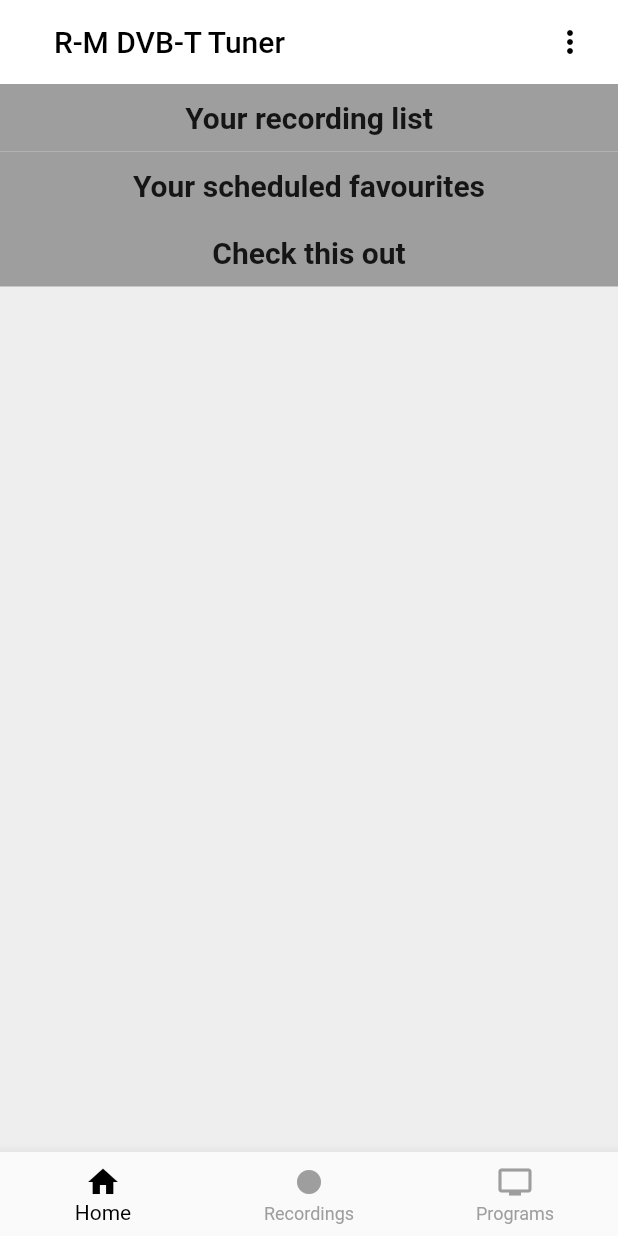
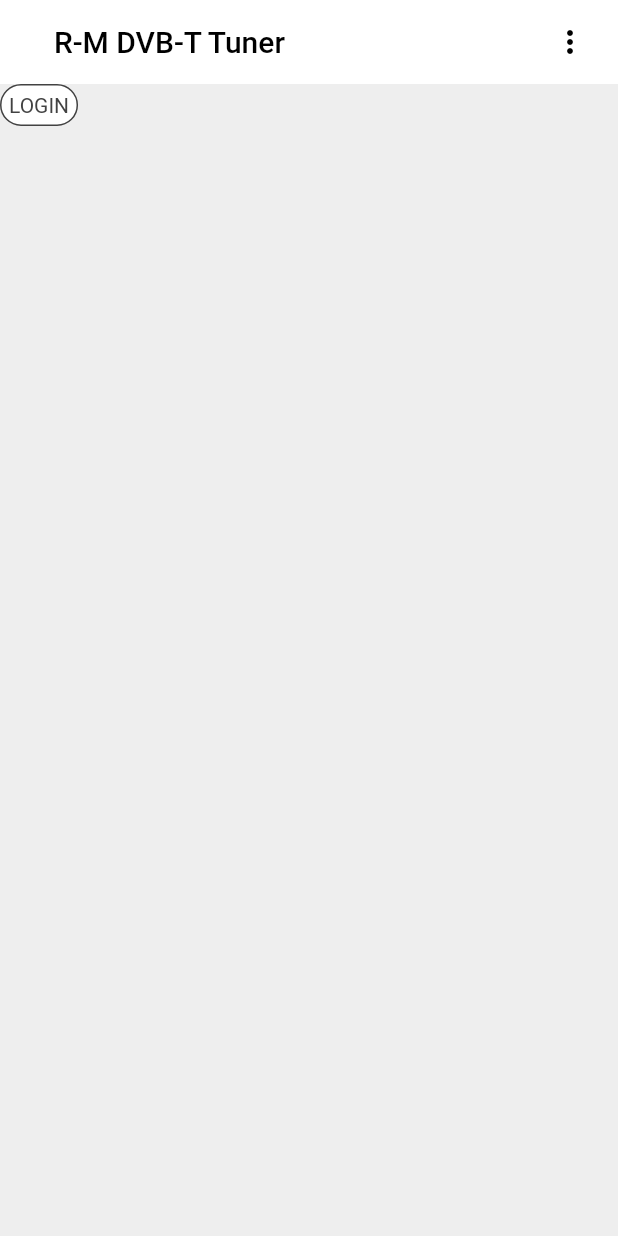
Before and after one commit to Simon1PL/Inzynierka, a Flutter app: the screen it shows after launch, on a phone screen of 412 x 824 dp. Run offline on Flutter 3.47's test engine with Material 2 defaults, Android fonts, the phone set to English and light mode, and no system bars; our stand-ins replace flutter_spinkit.

Commit message:
i am back, added login page and other changes in code

```diff
--- /dev/null
+++ b/lib/enums/login_result.dart
@@ -0,0 +1,4 @@
+enum LoginResult {
+  LoginSuccess,
+  WrongLoginOrPassword
+}
--- a/lib/main.dart
+++ b/lib/main.dart
@@ -2,22 +2,28 @@ import 'package:flutter/material.dart';
 import 'package:projekt/pages/Programs/favorites.dart';
 import 'package:projekt/pages/Programs/single_program_info.dart';
 import 'package:projekt/pages/Programs/tv_program.dart';
+import 'package:projekt/pages/login.dart';
+import 'package:projekt/services/globals.dart';
+import 'package:projekt/services/login_service.dart';
 import 'pages/Recordings/scheduled.dart';
 import 'pages/home.dart';
 import 'pages/Programs/explore.dart';
 import 'pages/Recordings/recorded.dart';
 import 'pages/loading.dart';
 
+final navigatorKey = GlobalKey<NavigatorState>();
+
 void main() => runApp(MaterialApp(
-    initialRoute: '/home',
+        navigatorKey: navigatorKey,
+        initialRoute: username != null ? Home.routeName : Login.routeName,
         routes: {
           '/loading': (context) => Loading(),
-      '/home': (context) => Home(),
+          Home.routeName: (context) => Home(),
+          Login.routeName: (context) => Login(),
           '/programs/tv_program': (context) => TvProgram(),
           '/programs/explore': (context) => Explore(),
           '/programs/favorites': (context) => Favorites(),
           '/recordings/recorded': (context) => Recorded(),
           '/recordings/scheduled': (context) => Scheduled(),
           SingleProgram.routeName: (context) => SingleProgram(),
-    }
-));
+        }));
--- a/lib/pages/Programs/tv_program.dart
+++ b/lib/pages/Programs/tv_program.dart
@@ -1,4 +1,5 @@
 import 'package:flutter/material.dart';
+import 'package:projekt/models/program_model.dart';
 import 'package:projekt/services/tuner_service.dart';
 import 'package:projekt/widgets/app_bar_buttons.dart';
 import 'package:projekt/widgets/button.dart';
@@ -11,7 +12,7 @@ class TvProgram extends StatefulWidget {
 }
 
 class _Programs extends State<TvProgram> {
-  List<Program> programs = [];
+  List<ProgramModel>? programs;
   bool dataLoaded = false;
 
   @override
@@ -21,7 +22,8 @@ class _Programs extends State<TvProgram> {
   }
 
   loadEpg() async {
-    List<Program> programsTmp = await getEpg(1);
+    List<ProgramModel>? programsTmp = await getEpg();
+
     setState(() {
       this.programs = programsTmp;
       this.dataLoaded = true;
--- a/lib/pages/Recordings/scheduled.dart
+++ b/lib/pages/Recordings/scheduled.dart
@@ -1,4 +1,5 @@
 import 'package:flutter/material.dart';
+import 'package:projekt/models/program_model.dart';
 import 'package:projekt/services/tuner_service.dart';
 import 'package:projekt/widgets/app_bar_buttons.dart';
 import 'package:projekt/widgets/button.dart';
@@ -11,7 +12,7 @@ class Scheduled extends StatefulWidget {
 }
 
 class _Recordings extends State<Scheduled> {
-  List<Program> programs = [];
+  List<ProgramModel>? programs;
   bool dataLoaded = false;
 
   @override
@@ -21,7 +22,7 @@ class _Recordings extends State<Scheduled> {
   }
 
   loadScheduled() async {
-    List<Program> programsTmp = await getScheduled(1);
+    List<ProgramModel> programsTmp = await getScheduled();
     setState(() {
       this.programs = programsTmp;
       this.dataLoaded = true;
@@ -34,18 +35,16 @@ class _Recordings extends State<Scheduled> {
       backgroundColor: Colors.grey[200],
       appBar: MyAppBarWithButtons(
         buttons: [
-          MyButton(
-            "Recorded",
-            false,
-            () {Navigator.pushNamedAndRemoveUntil(context, "/recordings/recorded", (route) => false);}
-          ),
+          MyButton("Recorded", false, () {
+            Navigator.pushNamedAndRemoveUntil(
+                context, "/recordings/recorded", (route) => false);
+          }),
           MyButton("Scheduled", true),
         ],
       ),
-      body: getView(programs, dataLoaded, "Something goes wrong, can not load scheduled programs"),
-      bottomNavigationBar: Menu(
-        currentIndex: 1
-      ),
+      body: getView(programs, dataLoaded,
+          "Something goes wrong, can not load scheduled programs"),
+      bottomNavigationBar: Menu(currentIndex: 1),
     );
   }
 }
--- /dev/null
+++ b/lib/pages/login.dart
@@ -0,0 +1,33 @@
+import 'package:flutter/material.dart';
+import 'package:projekt/services/login_service.dart';
+import 'package:projekt/widgets/app_bar.dart';
+import 'package:projekt/widgets/button.dart';
+
+class Login extends StatefulWidget {
+  static const String routeName = '/login';
+
+  @override
+  _LoginState createState() => _LoginState();
+}
+
+class _LoginState extends State<Login> {
+  @override
+  void initState() {
+    super.initState();
+  }
+
+  @override
+  Widget build(BuildContext context) {
+    return Scaffold(
+      backgroundColor: Colors.grey[200],
+      appBar: MyAppBar(
+        text: "R-M DVB-T Tuner",
+      ),
+      body: Column(children: [
+        MyButton("LOGIN", false, () {
+          login(context, "admin", "admin");
+        }),
+      ]),
+    );
+  }
+}
```
Also changed, not shown: lib/models/program_model.dart (added, +38 -0 lines), lib/pages/Programs/single_program_info.dart (+30 -19 lines), lib/pages/Recordings/recorded.dart (+22 -8 lines), lib/pages/home.dart (+8 -8 lines), lib/services/globals.dart (added, +7 -0 lines), lib/services/login_service.dart (added, +40 -0 lines), lib/services/tuner_service.dart (+27 -30 lines), lib/widgets/loading_list.dart (+14 -2 lines), lib/widgets/single_item_vertical_list.dart (+11 -10 lines), pubspec.lock, 1 other file. Lines whose indentation alone changed are shown as unchanged.
